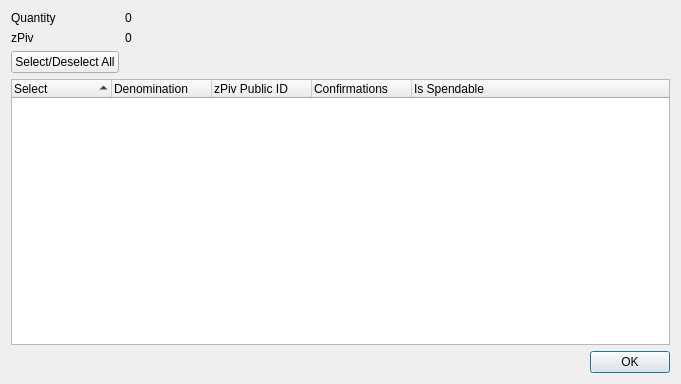
The window that src/qt/forms/zoasiscontroldialog.ui (OasisCoinTeam/Oasis-v2.1.2-archive) describes before a commit, drawn with Qt 5.
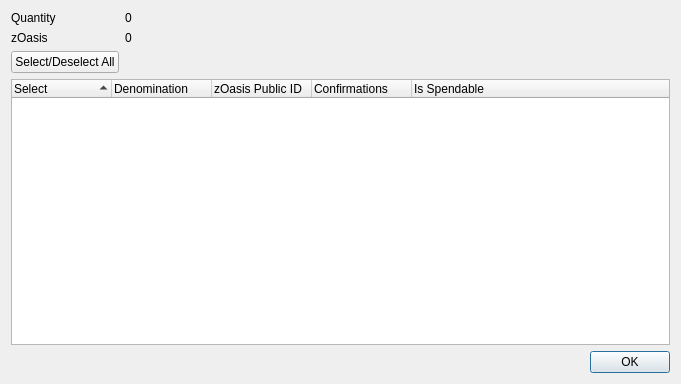
The same window after the commit.

What changed in the file:
```diff
--- a/src/qt/forms/zoasiscontroldialog.ui
+++ b/src/qt/forms/zoasiscontroldialog.ui
@@ -42,7 +42,7 @@
      <item row="1" column="0">
       <widget class="QLabel" name="labelZOASIS">
        <property name="text">
-        <string>zPiv</string>
+        <string>zOasis</string>
        </property>
       </widget>
      </item>
@@ -96,7 +96,7 @@
        </column>
        <column>
         <property name="text">
-         <string notr="true">zPiv Public ID</string>
+         <string notr="true">zOasis Public ID</string>
         </property>
        </column>
        <column>
```
Left out of the diff: 2 changed lines with no effect on the pictures.
